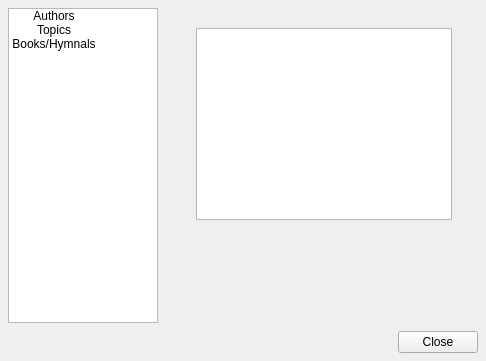
This is resources/forms/songmaintenance.ui in zonArt/openlp as Qt 5 draws it before an edit. The edited form follows.
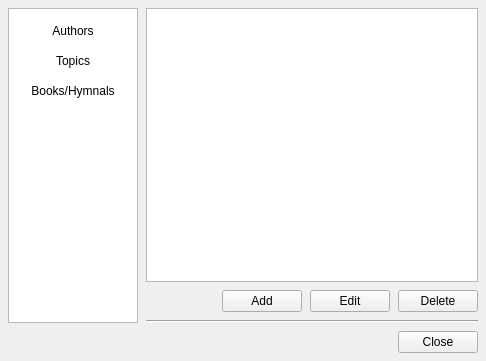
This is the edited form. The open tabs and pages were chosen to show the change. Icons and pictures are not drawn.

Diff of the .ui file:
```diff
--- a/resources/forms/songmaintenance.ui
+++ b/resources/forms/songmaintenance.ui
@@ -30,10 +30,22 @@
        <number>0</number>
       </property>
       <item>
-       <widget class="QListWidget" name="TypeListWidget">
+       <widget class="QTableWidget" name="TypeTableWidget">
+        <property name="sizePolicy">
+         <sizepolicy hsizetype="Fixed" vsizetype="Expanding">
+          <horstretch>0</horstretch>
+          <verstretch>0</verstretch>
+         </sizepolicy>
+        </property>
+        <property name="minimumSize">
+         <size>
+          <width>130</width>
+          <height>0</height>
+         </size>
+        </property>
         <property name="maximumSize">
          <size>
-          <width>150</width>
+          <width>130</width>
           <height>16777215</height>
          </size>
         </property>
@@ -46,21 +58,60 @@
           <height>32</height>
          </size>
         </property>
-        <property name="flow">
-         <enum>QListView::TopToBottom</enum>
+        <property name="showGrid">
+         <bool>false</bool>
         </property>
-        <property name="spacing">
-         <number>0</number>
+        <property name="cornerButtonEnabled">
+         <bool>false</bool>
         </property>
-        <property name="viewMode">
-         <enum>QListView::IconMode</enum>
-        </property>
-        <property name="uniformItemSizes">
+        <attribute name="horizontalHeaderVisible">
+         <bool>false</bool>
+        </attribute>
+        <attribute name="horizontalHeaderStretchLastSection">
          <bool>true</bool>
-        </property>
-        <item>
+        </attribute>
+        <attribute name="verticalHeaderVisible">
+         <bool>false</bool>
+        </attribute>
+        <attribute name="verticalHeaderStretchLastSection">
+         <bool>false</bool>
+        </attribute>
+        <attribute name="verticalHeaderVisible">
+         <bool>false</bool>
+        </attribute>
+        <attribute name="horizontalHeaderStretchLastSection">
+         <bool>true</bool>
+        </attribute>
+        <attribute name="horizontalHeaderVisible">
+         <bool>false</bool>
+        </attribute>
+        <attribute name="verticalHeaderStretchLastSection">
+         <bool>false</bool>
+        </attribute>
+        <row>
          <property name="text">
-          <string>Authors</string>
+          <string>New Row</string>
+         </property>
+        </row>
+        <row>
+         <property name="text">
+          <string>New Row</string>
+         </property>
+        </row>
+        <row>
+         <property name="text">
+          <string>New Row</string>
+         </property>
+        </row>
+        <column>
+         <property name="text">
+          <string>Types</string>
+         </property>
+        </column>
+        <item row="0" column="0">
+         <property name="text">
+          <string>
+Authors</string>
          </property>
          <property name="textAlignment">
           <set>AlignHCenter|AlignVCenter|AlignCenter</set>
@@ -69,13 +120,11 @@
           <iconset resource="../images/openlp-2.qrc">
            <normaloff>:/songs/author_maintenance.png</normaloff>:/songs/author_maintenance.png</iconset>
          </property>
-         <property name="flags">
-          <set>ItemIsSelectable|ItemIsEnabled</set>
-         </property>
         </item>
-        <item>
+        <item row="1" column="0">
          <property name="text">
-          <string>Topics</string>
+          <string>
+Topics</string>
          </property>
          <property name="textAlignment">
           <set>AlignHCenter|AlignVCenter|AlignCenter</set>
@@ -84,13 +133,11 @@
           <iconset resource="../images/openlp-2.qrc">
            <normaloff>:/songs/topic_maintenance.png</normaloff>:/songs/topic_maintenance.png</iconset>
          </property>
-         <property name="flags">
-          <set>ItemIsSelectable|ItemIsEnabled</set>
-         </property>
         </item>
-        <item>
+        <item row="2" column="0">
          <property name="text">
-          <string>Books/Hymnals</string>
+          <string>
+Books/Hymnals</string>
          </property>
          <property name="textAlignment">
           <set>AlignHCenter|AlignVCenter|AlignCenter</set>
@@ -99,9 +146,6 @@
           <iconset resource="../images/openlp-2.qrc">
            <normaloff>:/songs/book_maintenance.png</normaloff>:/songs/book_maintenance.png</iconset>
          </property>
-         <property name="flags">
-          <set>ItemIsSelectable|ItemIsEnabled</set>
-         </property>
         </item>
        </widget>
       </item>
@@ -183,16 +227,82 @@
         </widget>
         <widget class="QWidget" name="TopicsPage"/>
         <widget class="QWidget" name="BooksPage">
-         <widget class="QListWidget" name="listWidget">
-          <property name="geometry">
-           <rect>
-            <x>30</x>
-            <y>20</y>
-            <width>256</width>
-            <height>192</height>
-           </rect>
+         <layout class="QVBoxLayout" name="BookLayout">
+          <property name="spacing">
+           <number>8</number>
           </property>
-         </widget>
+          <property name="margin">
+           <number>0</number>
+          </property>
+          <item>
+           <widget class="QListWidget" name="BooksListWidget"/>
+          </item>
+          <item>
+           <widget class="QWidget" name="BookButtonWidget" native="true">
+            <layout class="QHBoxLayout" name="BookButtonLayout">
+             <property name="spacing">
+              <number>8</number>
+             </property>
+             <property name="margin">
+              <number>0</number>
+             </property>
+             <item>
+              <spacer name="BookButtonSpacer">
+               <property name="orientation">
+                <enum>Qt::Horizontal</enum>
+               </property>
+               <property name="sizeHint" stdset="0">
+                <size>
+                 <width>54</width>
+                 <height>20</height>
+                </size>
+               </property>
+              </spacer>
+             </item>
+             <item>
+              <widget class="QPushButton" name="BookAddButton">
+               <property name="text">
+                <string>Add</string>
+               </property>
+               <property name="icon">
+                <iconset resource="../images/openlp-2.qrc">
+                 <normaloff>:/songs/book_add.png</normaloff>:/songs/book_add.png</iconset>
+               </property>
+              </widget>
+             </item>
+             <item>
+              <widget class="QPushButton" name="BookEditButton">
+               <property name="text">
+                <string>Edit</string>
+               </property>
+               <property name="icon">
+                <iconset resource="../images/openlp-2.qrc">
+                 <normaloff>:/songs/book_edit.png</normaloff>:/songs/book_edit.png</iconset>
+               </property>
+              </widget>
+             </item>
+             <item>
+              <widget class="QPushButton" name="BookDeleteButton">
+               <property name="text">
+                <string>Delete</string>
+               </property>
+               <property name="icon">
+                <iconset resource="../images/openlp-2.qrc">
+                 <normaloff>:/songs/book_delete.png</normaloff>:/songs/book_delete.png</iconset>
+               </property>
+              </widget>
+             </item>
+            </layout>
+           </widget>
+          </item>
+          <item>
+           <widget class="Line" name="BooksLine">
+            <property name="orientation">
+             <enum>Qt::Horizontal</enum>
+            </property>
+           </widget>
+          </item>
+         </layout>
         </widget>
        </widget>
       </item>
```
Left out of the diff: 125 changed lines with no effect on the pictures.
